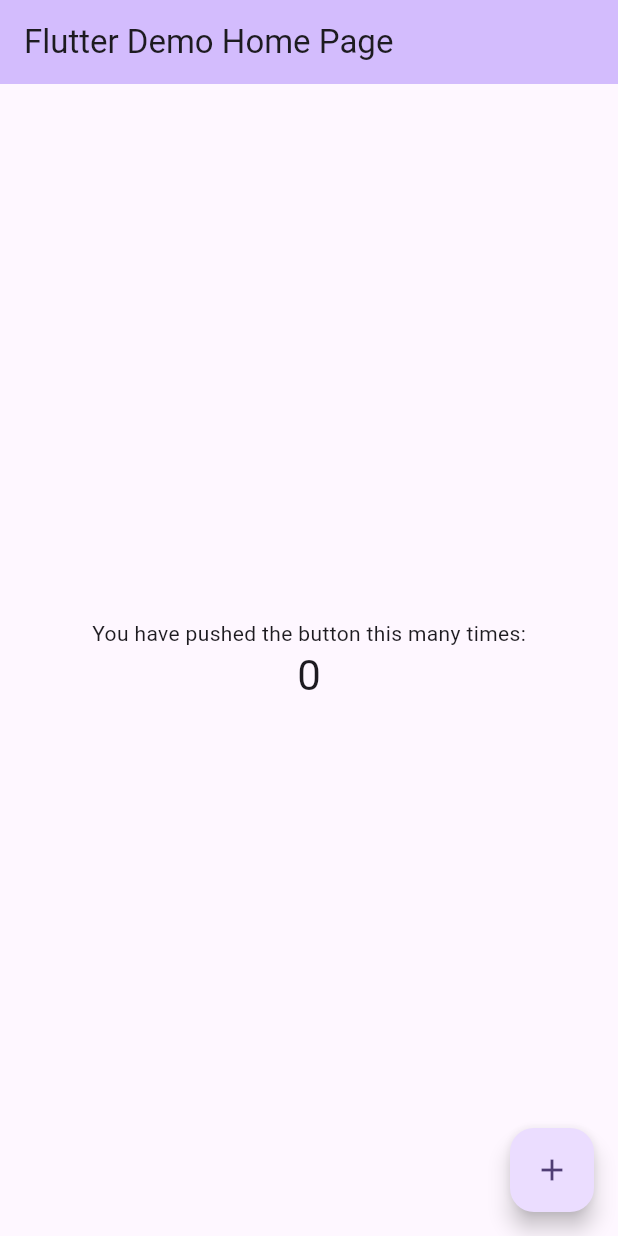
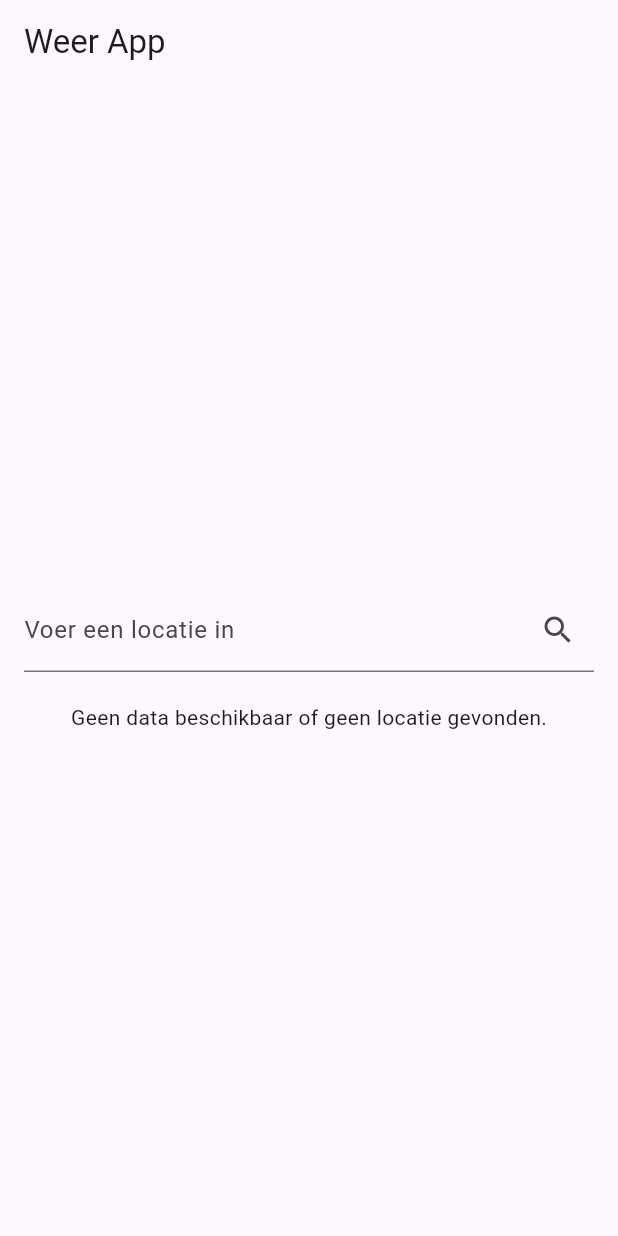
Before and after one commit to czout/weather_app, a Flutter app: the screen it shows after launch, on a phone screen of 412 x 824 dp. Run offline on Flutter 3.47's test engine with Material 3 defaults, Android fonts, the phone set to English and light mode, and no system bars.

Commit message:
Weather Functionality

```diff
--- a/lib/main.dart
+++ b/lib/main.dart
@@ -1,125 +1,79 @@
 import 'package:flutter/material.dart';
+import 'package:provider/provider.dart';
+import 'package:weather_app/providers/weather_provider.dart';
+import 'package:weather_app/widgets/weather_display.dart';
 
 void main() {
-  runApp(const MyApp());
+  runApp(
+    ChangeNotifierProvider(
+      create: (_) => WeatherProvider(),
+      child: MyApp(),
+    ),
+  );
 }
 
 class MyApp extends StatelessWidget {
-  const MyApp({super.key});
-
-  // This widget is the root of your application.
   @override
   Widget build(BuildContext context) {
     return MaterialApp(
-      title: 'Flutter Demo',
-      theme: ThemeData(
-        // This is the theme of your application.
-        //
-        // TRY THIS: Try running your application with "flutter run". You'll see
-        // the application has a purple toolbar. Then, without quitting the app,
-        // try changing the seedColor in the colorScheme below to Colors.green
-        // and then invoke "hot reload" (save your changes or press the "hot
-        // reload" button in a Flutter-supported IDE, or press "r" if you used
-        // the command line to start the app).
-        //
-        // Notice that the counter didn't reset back to zero; the application
-        // state is not lost during the reload. To reset the state, use hot
-        // restart instead.
-        //
-        // This works for code too, not just values: Most code changes can be
-        // tested with just a hot reload.
-        colorScheme: ColorScheme.fromSeed(seedColor: Colors.deepPurple),
-        useMaterial3: true,
-      ),
-      home: const MyHomePage(title: 'Flutter Demo Home Page'),
+      home: WeatherScreen(),
     );
   }
 }
 
-class MyHomePage extends StatefulWidget {
-  const MyHomePage({super.key, required this.title});
-
-  // This widget is the home page of your application. It is stateful, meaning
-  // that it has a State object (defined below) that contains fields that affect
-  // how it looks.
-
-  // This class is the configuration for the state. It holds the values (in this
-  // case the title) provided by the parent (in this case the App widget) and
-  // used by the build method of the State. Fields in a Widget subclass are
-  // always marked "final".
-
-  final String title;
-
-  @override
-  State<MyHomePage> createState() => _MyHomePageState();
-}
-
-class _MyHomePageState extends State<MyHomePage> {
-  int _counter = 0;
-
-  void _incrementCounter() {
-    setState(() {
-      // This call to setState tells the Flutter framework that something has
-      // changed in this State, which causes it to rerun the build method below
-      // so that the display can reflect the updated values. If we changed
-      // _counter without calling setState(), then the build method would not be
-      // called again, and so nothing would appear to happen.
-      _counter++;
-    });
-  }
+class WeatherScreen extends StatelessWidget {
+  final TextEditingController _controller = TextEditingController();
 
   @override
   Widget build(BuildContext context) {
-    // This method is rerun every time setState is called, for instance as done
-    // by the _incrementCounter method above.
-    //
-    // The Flutter framework has been optimized to make rerunning build methods
-    // fast, so that you can just rebuild anything that needs updating rather
-    // than having to individually change instances of widgets.
     return Scaffold(
       appBar: AppBar(
-        // TRY THIS: Try changing the color here to a specific color (to
-        // Colors.amber, perhaps?) and trigger a hot reload to see the AppBar
-        // change color while the other colors stay the same.
-        backgroundColor: Theme.of(context).colorScheme.inversePrimary,
-        // Here we take the value from the MyHomePage object that was created by
-        // the App.build method, and use it to set our appbar title.
-        title: Text(widget.title),
+        title: Text('Weer App'),
       ),
       body: Center(
-        // Center is a layout widget. It takes a single child and positions it
-        // in the middle of the parent.
-        child: Column(
-          // Column is also a layout widget. It takes a list of children and
-          // arranges them vertically. By default, it sizes itself to fit its
-          // children horizontally, and tries to be as tall as its parent.
-          //
-          // Column has various properties to control how it sizes itself and
-          // how it positions its children. Here we use mainAxisAlignment to
-          // center the children vertically; the main axis here is the vertical
-          // axis because Columns are vertical (the cross axis would be
-          // horizontal).
-          //
-          // TRY THIS: Invoke "debug painting" (choose the "Toggle Debug Paint"
-          // action in the IDE, or press "p" in the console), to see the
-          // wireframe for each widget.
-          mainAxisAlignment: MainAxisAlignment.center,
-          children: <Widget>[
-            const Text(
-              'You have pushed the button this many times:',
-            ),
-            Text(
-              '$_counter',
-              style: Theme.of(context).textTheme.headlineMedium,
-            ),
-          ],
+        child: Padding(
+          padding: const EdgeInsets.all(16.0),
+          child: Column(
+            mainAxisAlignment: MainAxisAlignment.center,
+            children: [
+              TextField(
+                controller: _controller,
+                decoration: InputDecoration(
+                  labelText: 'Voer een locatie in',
+                  suffixIcon: IconButton(
+                    icon: Icon(Icons.search),
+                    onPressed: () {
+                      final provider =
+                          Provider.of<WeatherProvider>(context, listen: false);
+                      provider.fetchWeather(_controller.text);
+                    },
+                  ),
+                ),
+                onSubmitted: (value) {
+                  final provider =
+                      Provider.of<WeatherProvider>(context, listen: false);
+                  provider.fetchWeather(value);
+                },
+              ),
+              SizedBox(height: 20),
+              Consumer<WeatherProvider>(
+                builder: (context, provider, child) {
+                  if (provider.isLoading) {
+                    return CircularProgressIndicator();
+                  } else if (provider.weather != null) {
+                    return WeatherDisplay(weather: provider.weather!);
+                  } else if (!provider.isLoading && provider.weather == null) {
+                    return Text(
+                        'Geen data beschikbaar of geen locatie gevonden.');
+                  } else {
+                    return Container(); // In case nothing to display
+                  }
+                },
+              ),
+            ],
+          ),
         ),
       ),
-      floatingActionButton: FloatingActionButton(
-        onPressed: _incrementCounter,
-        tooltip: 'Increment',
-        child: const Icon(Icons.add),
-      ), // This trailing comma makes auto-formatting nicer for build methods.
     );
   }
 }
--- /dev/null
+++ b/lib/models/weather.dart
@@ -0,0 +1,32 @@
+class Weather {
+  final String location;
+  final String description;
+  final double temperature;
+  final int humidity;
+  final double windSpeed;
+
+  Weather({
+    required this.location,
+    required this.description,
+    required this.temperature,
+    required this.humidity,
+    required this.windSpeed,
+  });
+
+  factory Weather.fromJson(Map<String, dynamic> json) {
+    print('Weather JSON: $json'); // Debugging line
+
+    return Weather(
+      location: json['name'],
+      description: json['weather'][0]['description'],
+      temperature: json['main']['temp'].toDouble(),
+      humidity: json['main']['humidity'],
+      windSpeed: json['wind']['speed'].toDouble(),
+    );
+  }
+
+  @override
+  String toString() {
+    return 'Weather(location: $location, description: $description, temperature: $temperature, humidity: $humidity, windSpeed: $windSpeed';
+  }
+}
--- /dev/null
+++ b/lib/providers/weather_provider.dart
@@ -0,0 +1,28 @@
+// lib/providers/weather_provider.dart
+import 'package:flutter/material.dart';
+import 'package:weather_app/models/weather.dart';
+import 'package:weather_app/services/weather_service.dart';
+
+class WeatherProvider with ChangeNotifier {
+  Weather? _weather;
+  bool _isLoading = false;
+  final WeatherService _weatherService =
+      WeatherService('89adcfce8a26eb868e3f9e25a9ee06a9');
+
+  Weather? get weather => _weather;
+  bool get isLoading => _isLoading;
+
+  Future<void> fetchWeather(String location) async {
+    _isLoading = true;
+    notifyListeners();
+
+    try {
+      _weather = await _weatherService.fetchWeather(location);
+    } catch (e) {
+      print(e);
+    } finally {
+      _isLoading = false;
+      notifyListeners();
+    }
+  }
+}
--- /dev/null
+++ b/lib/secrets.dart
@@ -0,0 +1,2 @@
+// lib/secrets.dart
+const String apiKey = '89adcfce8a26eb868e3f9e25a9ee06a9';
--- /dev/null
+++ b/lib/services/weather_service.dart
@@ -0,0 +1,24 @@
+// lib/services/weather_service.dart
+import 'dart:convert';
+import 'package:http/http.dart' as http;
+import 'package:weather_app/models/weather.dart';
+import 'package:weather_app/secrets.dart';
+
+class WeatherService {
+  final String apiKey;
+
+  WeatherService(this.apiKey);
+
+  Future<Weather> fetchWeather(String location) async {
+    final response = await http.get(
+      Uri.parse(
+          'https://api.openweathermap.org/data/2.5/weather?q=$location&appid=$apiKey&units=metric'),
+    );
+
+    if (response.statusCode == 200) {
+      return Weather.fromJson(jsonDecode(response.body));
+    } else {
+      throw Exception('Failed to load weather data');
+    }
+  }
+}
--- a/pubspec.yaml
+++ b/pubspec.yaml
@@ -30,6 +30,9 @@ environment:
 dependencies:
   flutter:
     sdk: flutter
+  http: ^0.13.3
+  provider: ^6.0.1
+
 
 
   # The following adds the Cupertino Icons font to your application.
```
Also changed, not shown: lib/widgets/weather_display.dart (added, +37 -0 lines), pubspec.lock.
